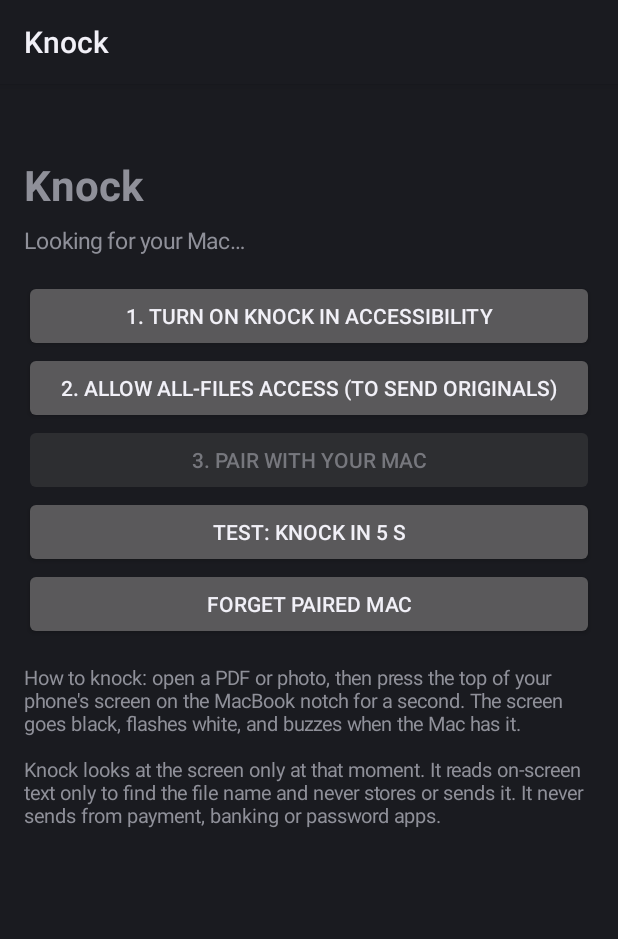
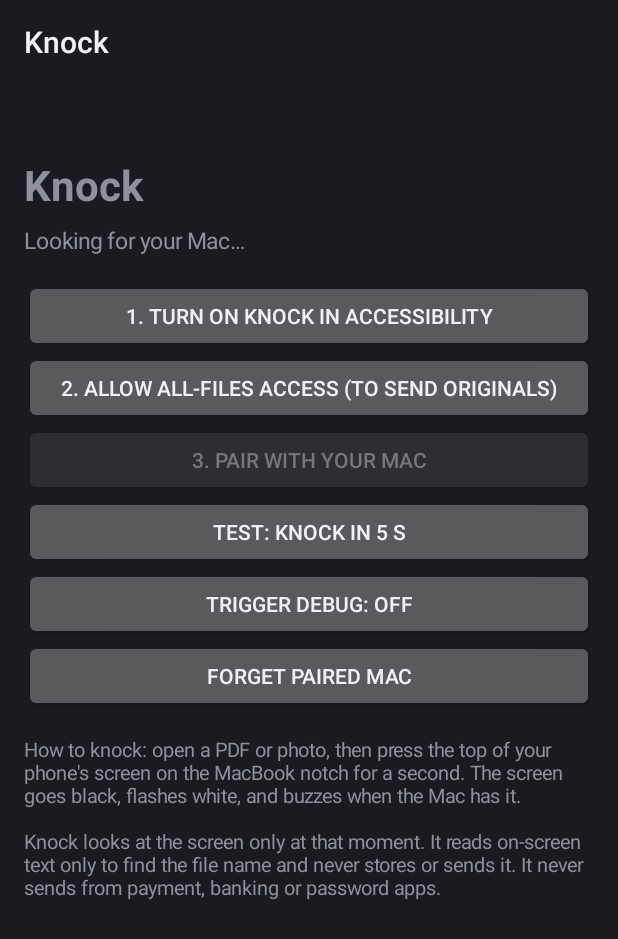
Before and after one commit to OmYaZoN/Knock, an Android app: the screen it shows after launch (MainActivity), after a tap on "3. PAIR WITH YOUR MAC", on a phone screen of 412 x 824 dp. Shown: the top 939 px of the screen. Run offline under Robolectric (Android 15) with nearby library versions, the phone set to English and light mode, and no system bars; 1 statement that could not run was skipped.

Commit message:
Add a trigger debug mode for the proximity knock
The proximity sensor sees the notch in Samsung's sensor test, but no knock
started on the first end-to-end test. With "Trigger debug" on, the service
toasts every proximity event and every reason a knock is skipped, and the
setup screen shows the sensor and an event count. Also logged under the
Knock logcat tag. Screen text is never logged.

Co-Authored-By: Claude Opus 5.5 <noreply@anthropic.com>
Claude-Session: https://claude.ai/code/session_01RMLkT2STUwgitJR7a8jEA5

```diff
--- a/android/app/src/main/java/dev/knock/app/MainActivity.kt
+++ b/android/app/src/main/java/dev/knock/app/MainActivity.kt
@@ -45,6 +45,14 @@ class MainActivity : Activity() {
             if (s == null) say("Turn on Knock in Accessibility first.")
             else { s.knockLater(5000); say("Open your file and hold the top of the phone on the notch.") }
         }
+        val prefs = getSharedPreferences("knock", MODE_PRIVATE)
+        fun debugLabel() = "Trigger debug: " + if (prefs.getBoolean("debug", false)) "ON" else "OFF"
+        button(debugLabel()) {}.apply {
+            setOnClickListener {
+                prefs.edit().putBoolean("debug", !prefs.getBoolean("debug", false)).apply()
+                text = debugLabel()
+            }
+        }
         button("Forget paired Mac") { Identity(this).forgetMac(); refresh() }
 
         col.addView(TextView(this).apply {
@@ -68,6 +76,9 @@ class MainActivity : Activity() {
             (if (a11y) "✓" else "✗") + " Accessibility " + if (a11y) "on" else "off",
             (if (files) "✓" else "✗") + " All-files access " + if (files) "on" else "off (screenshots only)",
             if (mac != null) "✓ Paired with ${mac.name}" else "✗ Not paired",
+            "",
+            "Proximity sensor: ${KnockService.sensorInfo}",
+            "Events received: ${KnockService.proximityEvents}, last value ${KnockService.lastProximity}",
         ).joinToString("\n")
     }
 
```
Also changed, not shown: android/app/src/main/java/dev/knock/app/KnockService.kt (+24 -4 lines).
